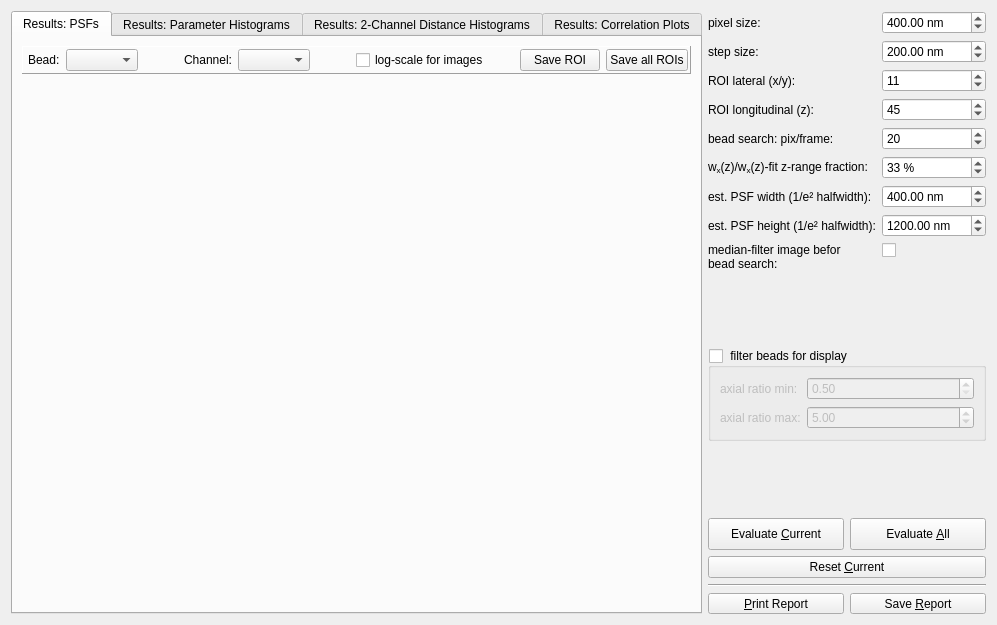
Before: the Qt Designer form plugins/qfevalbeadscanpsf/qfevalbeadscanpsf_editor.ui in jkriege2/QuickFit3, drawn with Qt 5.
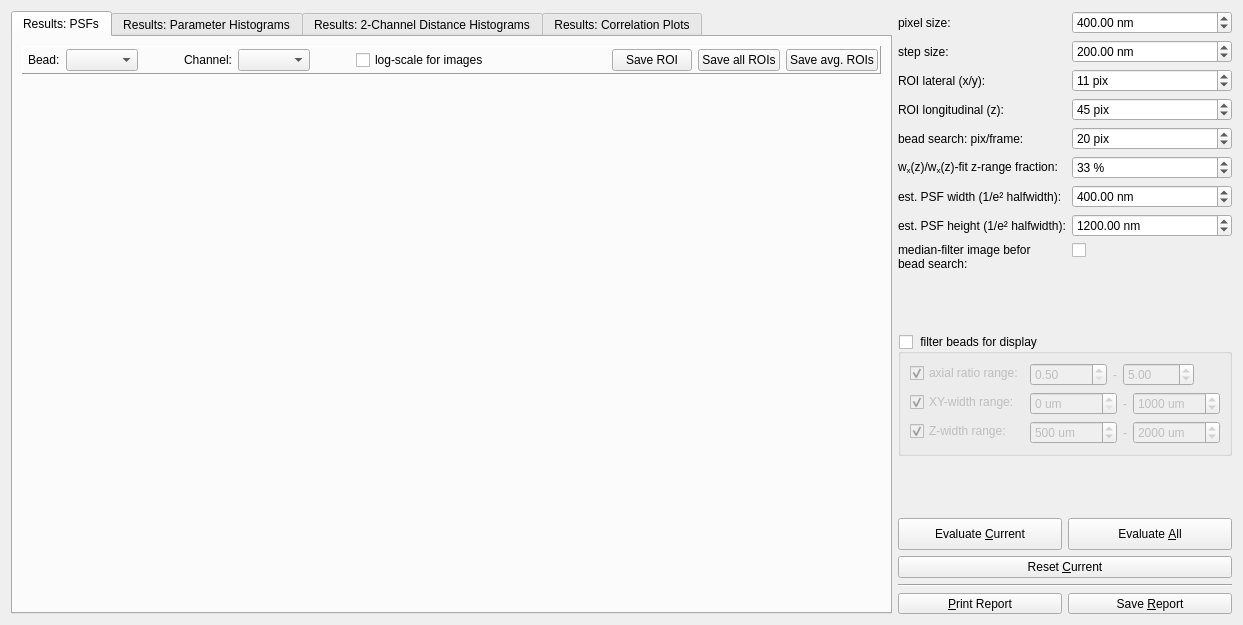
After: the same form once the commit is applied. Icons and pictures are not drawn. Custom widgets are drawn as their Qt base class.

```diff
--- a/plugins/qfevalbeadscanpsf/qfevalbeadscanpsf_editor.ui
+++ b/plugins/qfevalbeadscanpsf/qfevalbeadscanpsf_editor.ui
@@ -6,7 +6,7 @@
    <rect>
     <x>0</x>
     <y>0</y>
-    <width>997</width>
+    <width>1243</width>
     <height>625</height>
    </rect>
   </property>
@@ -45,12 +45,8 @@
           <property name="bottomMargin">
            <number>2</number>
           </property>
-          <item row="0" column="0">
-           <widget class="QLabel" name="label_5">
-            <property name="text">
-             <string>Bead:</string>
-            </property>
-           </widget>
+          <item row="0" column="1">
+           <widget class="QComboBox" name="cmbBead"/>
           </item>
           <item row="0" column="7">
            <spacer name="horizontalSpacer_2">
@@ -65,38 +61,6 @@
             </property>
            </spacer>
           </item>
-          <item row="0" column="2">
-           <spacer name="horizontalSpacer_3">
-            <property name="orientation">
-             <enum>Qt::Horizontal</enum>
-            </property>
-            <property name="sizeType">
-             <enum>QSizePolicy::Fixed</enum>
-            </property>
-            <property name="sizeHint" stdset="0">
-             <size>
-              <width>40</width>
-              <height>20</height>
-             </size>
-            </property>
-           </spacer>
-          </item>
-          <item row="0" column="5">
-           <spacer name="horizontalSpacer_4">
-            <property name="orientation">
-             <enum>Qt::Horizontal</enum>
-            </property>
-            <property name="sizeType">
-             <enum>QSizePolicy::Fixed</enum>
-            </property>
-            <property name="sizeHint" stdset="0">
-             <size>
-              <width>40</width>
-              <height>20</height>
-             </size>
-            </property>
-           </spacer>
-          </item>
           <item row="0" column="3">
            <widget class="QLabel" name="label_9">
             <property name="text">
@@ -104,19 +68,6 @@
             </property>
            </widget>
           </item>
-          <item row="0" column="4">
-           <widget class="QComboBox" name="cmbChannel"/>
-          </item>
-          <item row="0" column="6">
-           <widget class="QCheckBox" name="chkLogscale">
-            <property name="text">
-             <string>log-scale for images</string>
-            </property>
-           </widget>
-          </item>
-          <item row="0" column="1">
-           <widget class="QComboBox" name="cmbBead"/>
-          </item>
           <item row="0" column="8">
            <widget class="QPushButton" name="btnSaveROI">
             <property name="text">
@@ -124,7 +75,21 @@
             </property>
             <property name="icon">
              <iconset resource="../../lib/lib.qrc">
-              <normaloff>:/lib/save16.png</normaloff>:/lib/save16.png</iconset>
+              <normaloff>:/lib/saveimgdata.png</normaloff>:/lib/saveimgdata.png</iconset>
+            </property>
+           </widget>
+          </item>
+          <item row="0" column="6">
+           <widget class="QCheckBox" name="chkLogscale">
+            <property name="text">
+             <string>log-scale for images</string>
+            </property>
+           </widget>
+          </item>
+          <item row="0" column="0">
+           <widget class="QLabel" name="label_5">
+            <property name="text">
+             <string>Bead:</string>
             </property>
            </widget>
           </item>
@@ -135,7 +100,53 @@
             </property>
             <property name="icon">
              <iconset resource="../../lib/lib.qrc">
-              <normaloff>:/lib/save16.png</normaloff>:/lib/save16.png</iconset>
+              <normaloff>:/lib/saveallimgdata.png</normaloff>:/lib/saveallimgdata.png</iconset>
+            </property>
+           </widget>
+          </item>
+          <item row="0" column="5">
+           <spacer name="horizontalSpacer_4">
+            <property name="orientation">
+             <enum>Qt::Horizontal</enum>
+            </property>
+            <property name="sizeType">
+             <enum>QSizePolicy::Fixed</enum>
+            </property>
+            <property name="sizeHint" stdset="0">
+             <size>
+              <width>40</width>
+              <height>20</height>
+             </size>
+            </property>
+           </spacer>
+          </item>
+          <item row="0" column="4">
+           <widget class="QComboBox" name="cmbChannel"/>
+          </item>
+          <item row="0" column="2">
+           <spacer name="horizontalSpacer_3">
+            <property name="orientation">
+             <enum>Qt::Horizontal</enum>
+            </property>
+            <property name="sizeType">
+             <enum>QSizePolicy::Fixed</enum>
+            </property>
+            <property name="sizeHint" stdset="0">
+             <size>
+              <width>40</width>
+              <height>20</height>
+             </size>
+            </property>
+           </spacer>
+          </item>
+          <item row="0" column="10">
+           <widget class="QPushButton" name="btnSaveAvgROI">
+            <property name="text">
+             <string>Save avg. ROIs</string>
+            </property>
+            <property name="icon">
+             <iconset resource="qfevalbeadscanpsf.qrc">
+              <normaloff>:/eval_beadscanpsf/eval_beadscanpsf_small.png</normaloff>:/eval_beadscanpsf/eval_beadscanpsf_small.png</iconset>
             </property>
            </widget>
           </item>
@@ -444,6 +455,9 @@
        </item>
        <item row="2" column="1">
         <widget class="QSpinBox" name="spinROIXY">
+         <property name="suffix">
+          <string> pix</string>
+         </property>
          <property name="minimum">
           <number>3</number>
          </property>
@@ -464,6 +478,9 @@
        </item>
        <item row="3" column="1">
         <widget class="QSpinBox" name="spinROIZ">
+         <property name="suffix">
+          <string> pix</string>
+         </property>
          <property name="minimum">
           <number>3</number>
          </property>
@@ -484,6 +501,9 @@
        </item>
        <item row="4" column="1">
         <widget class="QSpinBox" name="spinPixPerFrame">
+         <property name="suffix">
+          <string> pix</string>
+         </property>
          <property name="minimum">
           <number>3</number>
          </property>
@@ -613,37 +633,166 @@
         <bool>false</bool>
        </property>
        <layout class="QFormLayout" name="formLayout_2">
-        <item row="0" column="0">
-         <widget class="QLabel" name="label_16">
-          <property name="text">
-           <string>axial ratio min:</string>
-          </property>
-         </widget>
-        </item>
         <item row="0" column="1">
-         <widget class="QDoubleSpinBox" name="spinAxRatioMin">
-          <property name="minimum">
-           <double>0.500000000000000</double>
-          </property>
-          <property name="maximum">
-           <double>10000.000000000000000</double>
-          </property>
-         </widget>
-        </item>
-        <item row="1" column="0">
-         <widget class="QLabel" name="label_17">
-          <property name="text">
-           <string>axial ratio max:</string>
-          </property>
-         </widget>
+         <layout class="QHBoxLayout" name="horizontalLayout_2">
+          <item>
+           <widget class="QDoubleSpinBox" name="spinAxRatioMin">
+            <property name="minimum">
+             <double>0.500000000000000</double>
+            </property>
+            <property name="maximum">
+             <double>10000.000000000000000</double>
+            </property>
+           </widget>
+          </item>
+          <item>
+           <widget class="QLabel" name="label_17">
+            <property name="text">
+             <string>-</string>
+            </property>
+           </widget>
+          </item>
+          <item>
+           <widget class="QDoubleSpinBox" name="spinAxRatioMax">
+            <property name="maximum">
+             <double>1000.000000000000000</double>
+            </property>
+            <property name="value">
+             <double>5.000000000000000</double>
+            </property>
+           </widget>
+          </item>
+          <item>
+           <spacer name="horizontalSpacer_7">
+            <property name="orientation">
+             <enum>Qt::Horizontal</enum>
+            </property>
+            <property name="sizeHint" stdset="0">
+             <size>
+              <width>40</width>
+              <height>20</height>
+             </size>
+            </property>
+           </spacer>
+          </item>
+         </layout>
         </item>
         <item row="1" column="1">
-         <widget class="QDoubleSpinBox" name="spinAxRatioMax">
-          <property name="maximum">
-           <double>1000.000000000000000</double>
+         <layout class="QHBoxLayout" name="horizontalLayout_3">
+          <item>
+           <widget class="QDoubleSpinBox" name="spinXYWidthMin">
+            <property name="suffix">
+             <string> um</string>
+            </property>
+            <property name="decimals">
+             <number>0</number>
+            </property>
+            <property name="minimum">
+             <double>0.000000000000000</double>
+            </property>
+            <property name="maximum">
+             <double>1000000000.000000000000000</double>
+            </property>
+           </widget>
+          </item>
+          <item>
+           <widget class="QLabel" name="label_20">
+            <property name="text">
+             <string>-</string>
+            </property>
+           </widget>
+          </item>
+          <item>
+           <widget class="QDoubleSpinBox" name="spinXYWidthMax">
+            <property name="suffix">
+             <string> um</string>
+            </property>
+            <property name="decimals">
+             <number>0</number>
+            </property>
+            <property name="maximum">
+             <double>1000000000.000000000000000</double>
+            </property>
+            <property name="value">
+             <double>1000.000000000000000</double>
+            </property>
+           </widget>
+          </item>
+         </layout>
+        </item>
+        <item row="2" column="1">
+         <layout class="QHBoxLayout" name="horizontalLayout_4">
+          <item>
+           <widget class="QDoubleSpinBox" name="spinZWidthMin">
+            <property name="suffix">
+             <string> um</string>
+            </property>
+            <property name="decimals">
+             <number>0</number>
+            </property>
+            <property name="minimum">
+             <double>0.000000000000000</double>
+            </property>
+            <property name="maximum">
+             <double>1000000000.000000000000000</double>
+            </property>
+            <property name="value">
+             <double>500.000000000000000</double>
+            </property>
+           </widget>
+          </item>
+          <item>
+           <widget class="QLabel" name="label_22">
+            <property name="text">
+             <string>-</string>
+            </property>
+           </widget>
+          </item>
+          <item>
+           <widget class="QDoubleSpinBox" name="spinZWidthMax">
+            <property name="suffix">
+             <string> um</string>
+            </property>
+            <property name="decimals">
+             <number>0</number>
+            </property>
+            <property name="maximum">
+             <double>1000000000.000000000000000</double>
+            </property>
+            <property name="value">
+             <double>2000.000000000000000</double>
+            </property>
+           </widget>
+          </item>
+         </layout>
+        </item>
+        <item row="0" column="0">
+         <widget class="QCheckBox" name="chkFilterAxRation">
+          <property name="text">
+           <string>axial ratio range:</string>
           </property>
-          <property name="value">
-           <double>5.000000000000000</double>
+          <property name="checked">
+           <bool>true</bool>
+          </property>
+         </widget>
+        </item>
+        <item row="1" column="0">
+         <widget class="QCheckBox" name="chkFilterXYWidth">
+          <property name="text">
+           <string>XY-width range:</string>
+          </property>
+          <property name="checked">
+           <bool>true</bool>
+          </property>
+         </widget>
+        </item>
+        <item row="2" column="0">
+         <widget class="QCheckBox" name="chkFilterZYWidth">
+          <property name="text">
+           <string>Z-width range:</string>
+          </property>
+          <property name="checked">
+           <bool>true</bool>
           </property>
          </widget>
         </item>
@@ -675,8 +824,8 @@
         <string>&amp;Print Report</string>
        </property>
        <property name="icon">
-        <iconset resource="qfevalbeadscanpsf.qrc">
-         <normaloff>:/eval_beadscanpsf/qfevalbeadscanpsf_printreport.png</normaloff>:/eval_beadscanpsf/qfevalbeadscanpsf_printreport.png</iconset>
+        <iconset resource="../../lib/lib.qrc">
+         <normaloff>:/lib/printreport.png</normaloff>:/lib/printreport.png</iconset>
        </property>
        <property name="toolButtonStyle">
         <enum>Qt::ToolButtonTextBesideIcon</enum>
@@ -695,8 +844,8 @@
         <string>Save &amp;Report</string>
        </property>
        <property name="icon">
-        <iconset resource="qfevalbeadscanpsf.qrc">
-         <normaloff>:/eval_beadscanpsf/qfevalbeadscanpsf_save.png</normaloff>:/eval_beadscanpsf/qfevalbeadscanpsf_save.png</iconset>
+        <iconset resource="../../lib/lib.qrc">
+         <normaloff>:/lib/savereport.png</normaloff>:/lib/savereport.png</iconset>
        </property>
        <property name="toolButtonStyle">
         <enum>Qt::ToolButtonTextBesideIcon</enum>
@@ -715,8 +864,8 @@
         <string>Evaluate &amp;Current</string>
        </property>
        <property name="icon">
-        <iconset resource="qfevalbeadscanpsf.qrc">
-         <normaloff>:/eval_beadscanpsf/qfevalbeadscanpsf_evaluate.png</normaloff>:/eval_beadscanpsf/qfevalbeadscanpsf_evaluate.png</iconset>
+        <iconset resource="../../lib/lib.qrc">
+         <normaloff>:/lib/fit_fitcurrent.png</normaloff>:/lib/fit_fitcurrent.png</iconset>
        </property>
       </widget>
      </item>
@@ -732,8 +881,8 @@
         <string>Evaluate &amp;All</string>
        </property>
        <property name="icon">
-        <iconset resource="qfevalbeadscanpsf.qrc">
-         <normaloff>:/eval_beadscanpsf/qfevalbeadscanpsf_evaluate.png</normaloff>:/eval_beadscanpsf/qfevalbeadscanpsf_evaluate.png</iconset>
+        <iconset resource="../../lib/lib.qrc">
+         <normaloff>:/lib/fit_fitallfiles.png</normaloff>:/lib/fit_fitallfiles.png</iconset>
        </property>
       </widget>
      </item>
@@ -742,18 +891,18 @@
   </layout>
  </widget>
  <customwidgets>
-  <customwidget>
-   <class>QFPlotter</class>
-   <extends>QWidget</extends>
-   <header>qfplotter.h</header>
-   <container>1</container>
-  </customwidget>
   <customwidget>
    <class>QFHistogramView</class>
    <extends>QWidget</extends>
    <header>qfhistogramview.h</header>
    <container>1</container>
   </customwidget>
+  <customwidget>
+   <class>QFPlotter</class>
+   <extends>QWidget</extends>
+   <header>qfplotter.h</header>
+   <container>1</container>
+  </customwidget>
   <customwidget>
    <class>QFParameterCorrelationView</class>
    <extends>QWidget</extends>
```
Left out of the diff: 168 changed lines with no effect on the pictures.
